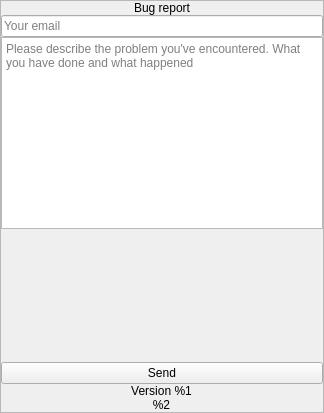
This is vpn/ui/dialogs/BugReportScreen.ui in demlabs-cellframe/dap-ui-sdk as Qt 5 draws it before an edit. The edited form follows.
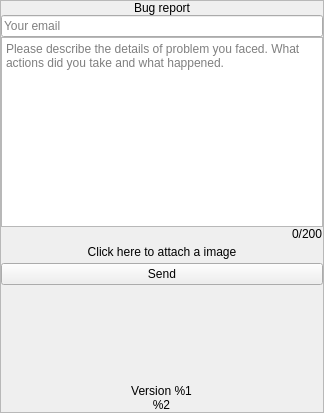
This is the edited form. Custom widgets are drawn as their Qt base class.

Patch:
```diff
--- a/vpn/ui/dialogs/BugReportScreen.ui
+++ b/vpn/ui/dialogs/BugReportScreen.ui
@@ -103,25 +103,26 @@
          <enum>Qt::ScrollBarAlwaysOff</enum>
         </property>
         <property name="placeholderText">
-         <string>Please describe the problem you've encountered. What you have done and what happened</string>
+         <string>Please describe the details of problem you faced. What actions did you take and what happened.</string>
+        </property>
+       </widget>
+      </item>
+      <item alignment="Qt::AlignRight">
+       <widget class="QLabel" name="lblCharacters">
+        <property name="text">
+         <string>0/200</string>
         </property>
        </widget>
       </item>
       <item>
-       <spacer name="verticalSpacer">
-        <property name="orientation">
-         <enum>Qt::Vertical</enum>
+       <widget class="QPushButton" name="btnAttachImage">
+        <property name="text">
+         <string>Click here to attach a image</string>
         </property>
-        <property name="sizeType">
-         <enum>QSizePolicy::Expanding</enum>
+        <property name="flat">
+         <bool>true</bool>
         </property>
-        <property name="sizeHint" stdset="0">
-         <size>
-          <width>0</width>
-          <height>0</height>
-         </size>
-        </property>
-       </spacer>
+       </widget>
       </item>
       <item>
        <widget class="QPushButton" name="btnSend">
@@ -134,9 +135,25 @@
         <property name="text">
          <string>Send</string>
         </property>
+        <property name="flat">
+         <bool>false</bool>
+        </property>
        </widget>
       </item>
-      <item alignment="Qt::AlignHCenter">
+      <item>
+       <spacer name="verticalSpacer">
+        <property name="orientation">
+         <enum>Qt::Vertical</enum>
+        </property>
+        <property name="sizeHint" stdset="0">
+         <size>
+          <width>20</width>
+          <height>100</height>
+         </size>
+        </property>
+       </spacer>
+      </item>
+      <item alignment="Qt::AlignHCenter|Qt::AlignBottom">
        <widget class="VersionLabel" name="lblVersion">
         <property name="text">
          <string>Version %1
```
